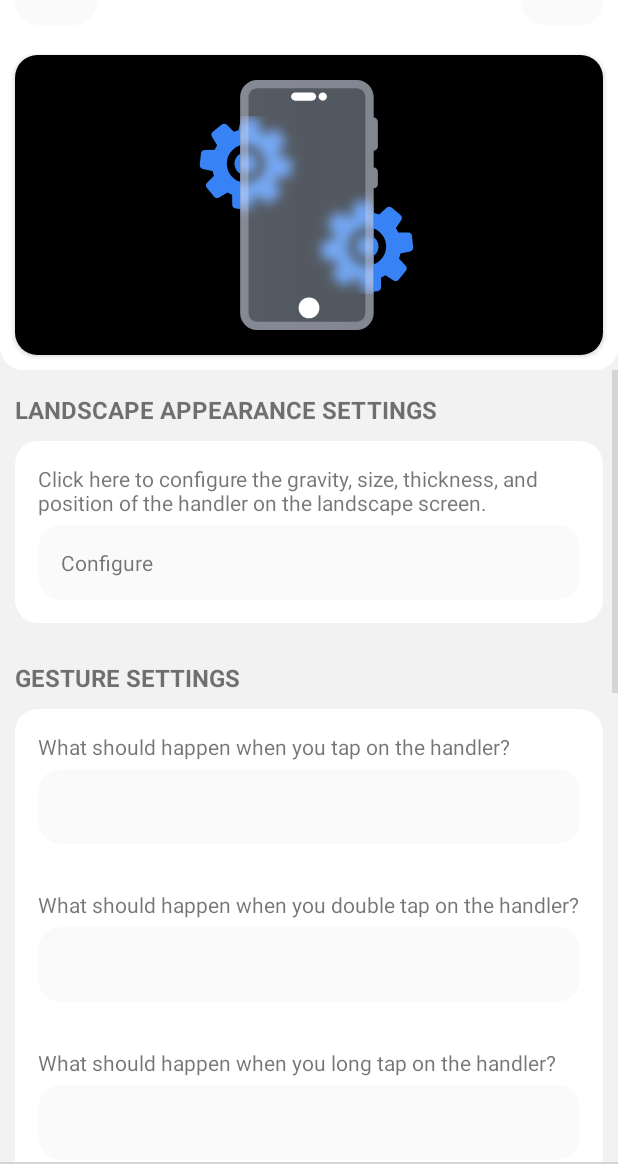
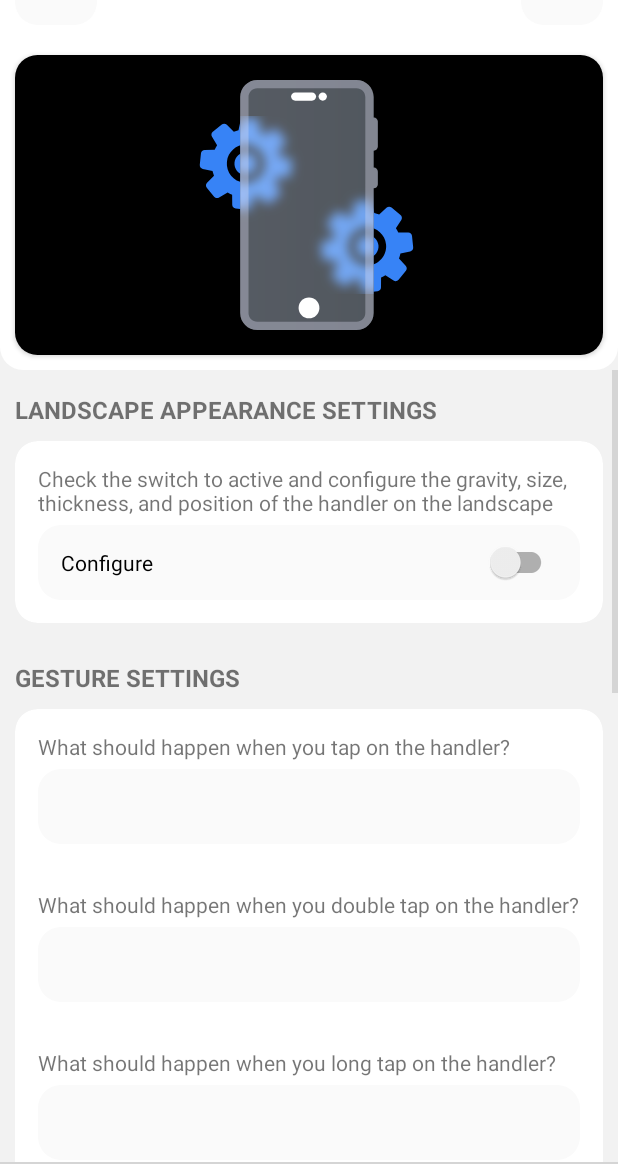
Before and after one commit to imamhossain94/GestureVolume, an Android app: the layout activity_main.xml on its own in the app's theme, with its tools: preview values and no code run, on a phone screen of 412 x 824 dp, the part 72-1236 px from its top. Run offline under Robolectric (Android 15) with nearby library versions, the phone set to English and light mode, and no system bars.

Commit message:
landscape configure button added

```diff
--- a/app/src/main/java/com/newagedevs/gesturevolume/binding/ViewBinding.kt
+++ b/app/src/main/java/com/newagedevs/gesturevolume/binding/ViewBinding.kt
@@ -13,6 +13,7 @@ import androidx.databinding.BindingAdapter
 import com.bumptech.glide.Glide
 import com.newagedevs.gesturevolume.extensions.px
 import com.newagedevs.gesturevolume.utils.Constants
+import com.skydoves.whatif.whatIfNotNullAs
 import com.skydoves.whatif.whatIfNotNullOrEmpty
 
 
@@ -25,7 +26,6 @@ object ViewBinding {
             Toast.makeText(view.context, it, Toast.LENGTH_SHORT).show()
         }
     }
-
 
     @JvmStatic
     @BindingAdapter(value = ["app:drawableStart"], requireAll = false)
--- a/app/src/main/java/com/newagedevs/gesturevolume/model/AppHandler.kt
+++ b/app/src/main/java/com/newagedevs/gesturevolume/model/AppHandler.kt
@@ -24,6 +24,7 @@ data class AppHandler(
     val longClickAction: String?,
     val upperSwipe: String?,
     val bottomSwipe: String?,
+    val activeLand: Boolean?
 ) : Parcelable {
     @IgnoredOnParcel
     @PrimaryKey(autoGenerate = true)
--- a/app/src/main/java/com/newagedevs/gesturevolume/persistence/AppDatabase.kt
+++ b/app/src/main/java/com/newagedevs/gesturevolume/persistence/AppDatabase.kt
@@ -5,7 +5,7 @@ import androidx.room.RoomDatabase
 import androidx.room.TypeConverters
 import com.newagedevs.gesturevolume.model.AppHandler
 
-@Database(entities = [AppHandler::class], version = 2, exportSchema = true)
+@Database(entities = [AppHandler::class], version = 3, exportSchema = true)
 @TypeConverters(value = [])
 abstract class AppDatabase : RoomDatabase() {
 
--- a/app/src/main/res/layout-land/activity_main.xml
+++ b/app/src/main/res/layout-land/activity_main.xml
@@ -183,18 +183,14 @@
                                             android:maxLines="2"
                                             android:text="@string/click_here_to_configure_the_landscape_screen_gravity_size_and_thickness_of_the_handler" />
 
-                                        <TextView
+                                        <androidx.appcompat.widget.SwitchCompat
                                             android:layout_width="match_parent"
+                                            android:background="?attr/bg_rounded"
                                             android:layout_height="wrap_content"
-                                            android:background="?attr/bg_rounded"
-                                            android:drawablePadding="15dp"
-                                            android:gravity="center|start"
-                                            android:onClick="@{vm.switchLandActivity}"
+                                            android:text="@string/configure"
                                             android:padding="15dp"
-                                            android:text="@string/configure"
-                                            android:scaleX="1"
-                                            android:scaleY="1"
-                                            app:drawableTint="?attr/icon_color"/>
+                                            android:onCheckedChanged="@{vm.executeOnLandConfigSwitchStatusChanged}"
+                                            android:checked="@{vm.activeLand}"/>
 
                                     </LinearLayout>
 
--- a/app/src/main/res/layout/activity_main.xml
+++ b/app/src/main/res/layout/activity_main.xml
@@ -160,18 +160,14 @@
                                         android:maxLines="2"
                                         android:text="@string/click_here_to_configure_the_landscape_screen_gravity_size_and_thickness_of_the_handler" />
 
-                                    <TextView
+                                    <androidx.appcompat.widget.SwitchCompat
+                                        android:id="@+id/configure_landscape_handler"
                                         android:layout_width="match_parent"
+                                        android:background="?attr/bg_rounded"
                                         android:layout_height="wrap_content"
-                                        android:background="?attr/bg_rounded"
-                                        android:drawablePadding="15dp"
-                                        android:gravity="center|start"
-                                        android:onClick="@{vm.switchLandActivity}"
+                                        android:text="@string/configure"
                                         android:padding="15dp"
-                                        android:text="@string/configure"
-                                        android:scaleX="1"
-                                        android:scaleY="1"
-                                        app:drawableTint="?attr/icon_color"/>
+                                        android:onCheckedChanged="@{vm.executeOnLandConfigSwitchStatusChanged}" />
 
                                 </LinearLayout>
 
--- a/app/src/main/res/values/strings.xml
+++ b/app/src/main/res/values/strings.xml
@@ -12,7 +12,7 @@
     <string name="device_description">Lock screen on click with Device Policy Manager API</string>
     <string name="device_admin_label">Gesture Volume Device Admin</string>
     <string name="landscape_appearance_settings">LANDSCAPE APPEARANCE SETTINGS</string>
-    <string name="click_here_to_configure_the_landscape_screen_gravity_size_and_thickness_of_the_handler">Click here to configure the gravity, size, thickness, and position of the handler on the landscape screen.</string>
+    <string name="click_here_to_configure_the_landscape_screen_gravity_size_and_thickness_of_the_handler">Check the switch to active and configure the gravity, size, thickness, and position of the handler on the landscape screen.</string>
     <string name="configure">Configure</string>
     <string name="please_rotate_your_phone_back_to_portrait_mode_to_configure_the_handler_position">Please rotate your phone back to portrait mode to configure the handler position.</string>
 </resources>
--- a/dependencies.gradle
+++ b/dependencies.gradle
@@ -2,8 +2,8 @@ ext.versions = [
     minSdk              : 23,
     compileSdk          : 33,
     targetSdk           : 33,
-    versionCode         : 5,
-    versionName         : '1.0.5',
+    versionCode         : 6,
+    versionName         : '1.0.6',
 
     // gradle plugins
     gradleBuildTool     : '4.1.3',
```
Also changed, not shown: app/src/main/java/com/newagedevs/gesturevolume/service/OverlayService.kt (+4 -3 lines), app/src/main/java/com/newagedevs/gesturevolume/view/ui/main/MainActivity.kt (+5 -5 lines), app/src/main/java/com/newagedevs/gesturevolume/view/ui/main/MainViewModel.kt (+56 -40 lines).
